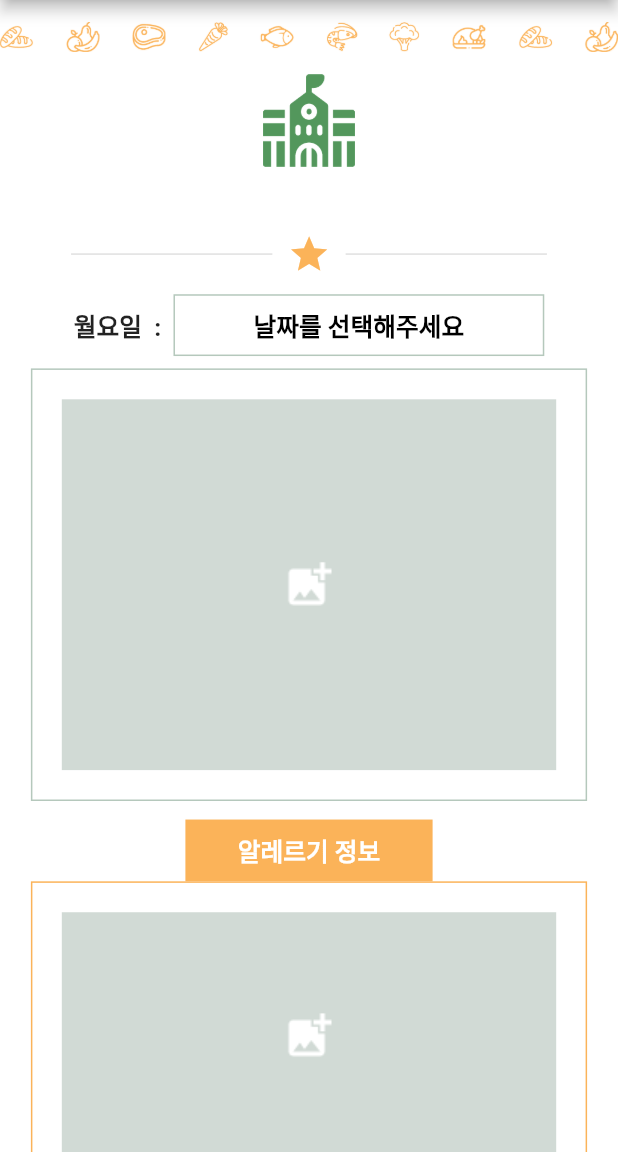
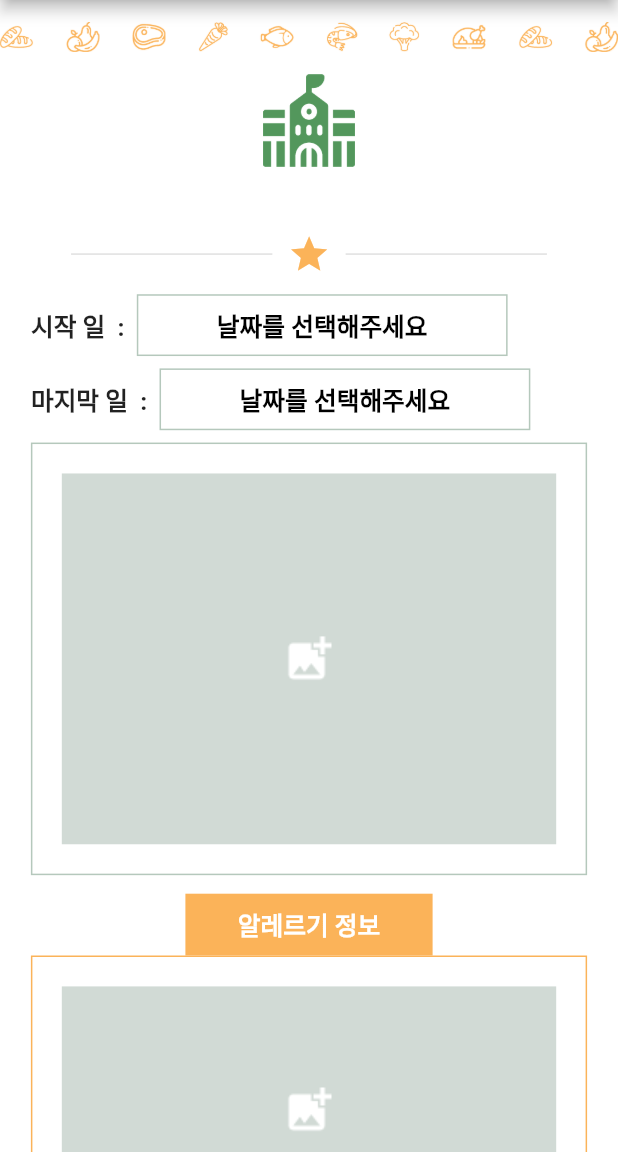
Before and after one commit to ddo0ii/lastItda, a Flutter app: the SchoolMealEdit screen opened directly, on a phone screen of 412 x 824 dp, the part 84-1236 px from its top. Run offline on Flutter 3.47's test engine with Material 2 defaults, Android fonts, the light colour scheme and no system bars; our stand-ins replace audioplayers, cloud_firestore, dropdown_search, file, firebase_auth, firebase_database and 2 more; missing offline and left inert: flutter_audio_recorder, medcorder_audio, permissions_plugin; accounts and stored records are empty; Roboto replaces fonts that are missing (Arita-dotum-_OTF).

Commit message:
날짜 수정

```diff
--- a/lib/schoolMeal_edit.dart
+++ b/lib/schoolMeal_edit.dart
@@ -139,10 +139,9 @@ class _SchoolMealEditState extends State<SchoolMealEdit> {
   void setTapping()async{
     await Firestore.instance.collection('schoolMealList').document(school)
         .setData({'email':email, 'nickname':nickname, 'school':school, 'clas':clas, 'grade':grade,
-      'pic1' : _ImageURL1, 'pic2' : _ImageURL2, 'pic3' : _ImageURL3, 'pic4' : _ImageURL4, 'pic5' : _ImageURL5, 'pic5' : _ImageURL5, 'pic6' : _ImageURL6, 'pic7' : _ImageURL7,
-      'pic8' : _ImageURL8, 'pic9' : _ImageURL10, 'pic11' : _ImageURL11, 'pic12' : _ImageURL12,
+      'pic1' : _ImageURL1, 'pic2' : _ImageURL2,
       'pic1n' : pic1n, 'pic2n' : pic2n,
-      '_date1' : monfinaldate, '_date2' : tuefinaldate,'_date3' : wedfinaldate,'_date4' : thufinaldate,'_date5' : frifinaldate,'_date6' : satfinaldate,
+      '_date1' : monfinaldate, '_date2' : tuefinaldate,
     });
   }
 
@@ -254,12 +253,7 @@ class _SchoolMealEditState extends State<SchoolMealEdit> {
                       ),
                     ),
                     Container(height: screenWidth*0.03,),
-                    _dayItems(getGalleryImage1, getGalleryImage2, monCallDatePicker, _image1, _image2, '월요일  :  ', monfinaldate),
-                    _dayItems(getGalleryImage3, getGalleryImage4, tueCallDatePicker, _image3, _image4, '화요일  :  ', tuefinaldate),
-                    _dayItems(getGalleryImage5, getGalleryImage6, wedCallDatePicker, _image5, _image6, '수요일  :  ', wedfinaldate),
-                    _dayItems(getGalleryImage7, getGalleryImage8, thuCallDatePicker, _image7, _image8, '목요일  :  ', thufinaldate),
-                    _dayItems(getGalleryImage9, getGalleryImage10, friCallDatePicker, _image9, _image10, '금요일  :  ', frifinaldate),
-                    _dayItems(getGalleryImage11, getGalleryImage12, satCallDatePicker, _image11, _image12, '토요일  :  ', satfinaldate),
+                    _dayItems(getGalleryImage1, getGalleryImage2, monCallDatePicker, tueCallDatePicker, _image1, _image2, '시작 일  :  ', '마지막 일  :  ',  monfinaldate, tuefinaldate),
                     //잇기버튼
                     Container(
                       width: screenWidth*0.8,
@@ -504,7 +498,7 @@ class _SchoolMealEditState extends State<SchoolMealEdit> {
     });
   }
 
-  Widget _dayItems(Function gettingImg1, Function gettingImg2, Function datePicking, File ImgPath1, File ImgPath2, String day1, String dating1){
+  Widget _dayItems(Function gettingImg1, Function gettingImg2, Function datePicking, Function datePicking2, File ImgPath1, File ImgPath2, String day1, String day2, String dating1, String dating2 ){
     MediaQueryData queryData;
     queryData = MediaQuery.of(context);
     var screenHeight = queryData.size.height;
@@ -514,8 +508,9 @@ class _SchoolMealEditState extends State<SchoolMealEdit> {
         children: <Widget>[
           //날짜
           Row(
-            mainAxisAlignment: MainAxisAlignment.center,
+            mainAxisAlignment: MainAxisAlignment.start,
             children: <Widget>[
+              Container(width: screenWidth*0.05,),
               Container(
                 child: Text(
                   day1,
@@ -574,6 +569,72 @@ class _SchoolMealEditState extends State<SchoolMealEdit> {
                   ),
                 ),
                 onTap: datePicking,
+              ),
+            ],
+          ),
+          Container(height: screenWidth*0.02,),
+          Row(
+            mainAxisAlignment: MainAxisAlignment.start,
+            children: <Widget>[
+              Container(width: screenWidth*0.05,),
+              Container(
+                child: Text(
+                  day2,
+                  style: TextStyle(
+                    fontWeight: FontWeight.w700,
+                    fontFamily: "Arita-dotum-_OTF",
+                    fontStyle: FontStyle.normal,
+                    fontSize: screenWidth*0.04,
+                  ),
+                ),
+              ),
+              InkWell(
+                child: Container(
+                  width: screenWidth*0.6,
+                  height: screenWidth*0.1,
+                  decoration: BoxDecoration(
+                    border: Border.all(
+                      color: Color(0xffb5c8bc),
+                    ),
+                    color: Colors.white,
+                  ),
+                  child: dating2 == null
+                      ? Column(
+                    mainAxisAlignment: MainAxisAlignment.center,
+                    crossAxisAlignment: CrossAxisAlignment.center,
+                    children: <Widget>[
+                      Text(
+                          "날짜를 선택해주세요",
+                          style: TextStyle(
+                            color: Color(0xff000000),
+                            fontWeight: FontWeight.w700,
+                            fontFamily: "Arita-dotum-_OTF",
+                            fontStyle: FontStyle.normal,
+                            fontSize: screenWidth*0.04,
+                          ),
+                          textAlign: TextAlign.center
+                      )
+                    ],
+                  )
+                      : Column(
+                    mainAxisAlignment: MainAxisAlignment.center,
+                    crossAxisAlignment: CrossAxisAlignment.center,
+                    children: <Widget>[
+                      Text(
+                        dating2,
+                        style: TextStyle(
+                          color: Color(0xff000000),
+                          fontWeight: FontWeight.w700,
+                          fontFamily: "Arita-dotum-_OTF",
+                          fontStyle: FontStyle.normal,
+                          fontSize: screenWidth*0.04,
+                        ),
+                        textAlign: TextAlign.center,
+                      )
+                    ],
+                  ),
+                ),
+                onTap: datePicking2,
               ),
             ],
           ),
```
Also changed, not shown: lib/schoolMeal.dart (+38 -33 lines), 1 other file.
